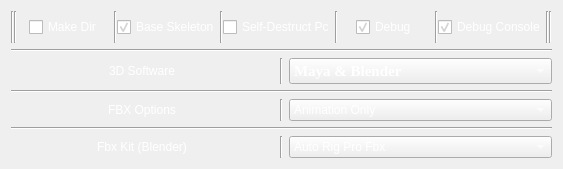
Before: the Qt Designer form src/fbxoptions.ui in leetdvn/LeeAutoExportFBX, drawn with Qt 5.
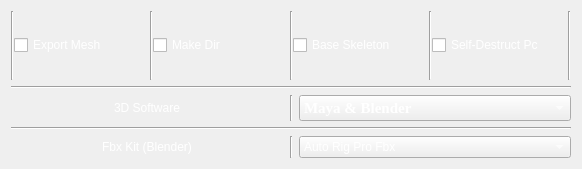
After: the same form once the commit is applied.

Diff of the .ui file:
```diff
--- a/src/fbxoptions.ui
+++ b/src/fbxoptions.ui
@@ -6,60 +6,114 @@
    <rect>
     <x>0</x>
     <y>0</y>
-    <width>563</width>
+    <width>582</width>
     <height>169</height>
    </rect>
   </property>
   <property name="windowTitle">
    <string>Form</string>
   </property>
-  <layout class="QGridLayout" name="gridLayout">
-   <item row="4" column="0">
-    <layout class="QHBoxLayout" name="horizontalLayout_4">
-     <item alignment="Qt::AlignmentFlag::AlignHCenter">
-      <widget class="QLabel" name="label_3">
+  <layout class="QVBoxLayout" name="verticalLayout">
+   <item>
+    <layout class="QHBoxLayout" name="horizontalLayout">
+     <property name="spacing">
+      <number>0</number>
+     </property>
+     <item>
+      <widget class="Line" name="line_9">
+       <property name="orientation">
+        <enum>Qt::Orientation::Vertical</enum>
+       </property>
+      </widget>
+     </item>
+     <item>
+      <widget class="QCheckBox" name="LeeGeometry">
        <property name="styleSheet">
         <string notr="true">font: 700 11pt &quot;Times New Roman&quot;;
 color:rgb(255, 255, 255);</string>
        </property>
        <property name="text">
-        <string>FBX Options</string>
+        <string>Export Mesh</string>
        </property>
       </widget>
      </item>
      <item>
-      <widget class="Line" name="line_12">
+      <widget class="Line" name="line">
        <property name="orientation">
         <enum>Qt::Orientation::Vertical</enum>
        </property>
       </widget>
      </item>
      <item>
-      <widget class="QComboBox" name="MayaFbxOptions">
+      <widget class="QCheckBox" name="makedirBox">
        <property name="styleSheet">
         <string notr="true">font: 700 11pt &quot;Times New Roman&quot;;
 color:rgb(255, 255, 255);</string>
        </property>
-       <item>
-        <property name="text">
-         <string>Animation Only</string>
-        </property>
-       </item>
-       <item>
-        <property name="text">
-         <string>Base Skeleton</string>
-        </property>
-       </item>
-       <item>
-        <property name="text">
-         <string>Base &amp; Animation</string>
-        </property>
-       </item>
+       <property name="text">
+        <string>Make Dir</string>
+       </property>
+      </widget>
+     </item>
+     <item>
+      <widget class="Line" name="line_14">
+       <property name="orientation">
+        <enum>Qt::Orientation::Vertical</enum>
+       </property>
+      </widget>
+     </item>
+     <item>
+      <widget class="QCheckBox" name="EBaseSkeleton">
+       <property name="styleSheet">
+        <string notr="true">font: 700 11pt &quot;Times New Roman&quot;;
+color:rgb(255, 255, 255);</string>
+       </property>
+       <property name="text">
+        <string>Base Skeleton</string>
+       </property>
+       <property name="checked">
+        <bool>false</bool>
+       </property>
+      </widget>
+     </item>
+     <item>
+      <widget class="Line" name="line_8">
+       <property name="orientation">
+        <enum>Qt::Orientation::Vertical</enum>
+       </property>
+      </widget>
+     </item>
+     <item>
+      <widget class="QCheckBox" name="MultiThreadBox">
+       <property name="styleSheet">
+        <string notr="true">font: 700 11pt &quot;Times New Roman&quot;;
+color:rgb(255, 255, 255);</string>
+       </property>
+       <property name="text">
+        <string>Self-Destruct Pc</string>
+       </property>
+       <property name="tristate">
+        <bool>false</bool>
+       </property>
+      </widget>
+     </item>
+     <item>
+      <widget class="Line" name="line_2">
+       <property name="orientation">
+        <enum>Qt::Orientation::Vertical</enum>
+       </property>
       </widget>
      </item>
     </layout>
    </item>
-   <item row="2" column="0">
+   <item>
+    <widget class="Line" name="line_3">
+     <property name="orientation">
+      <enum>Qt::Orientation::Horizontal</enum>
+     </property>
+    </widget>
+   </item>
+   <item>
     <layout class="QHBoxLayout" name="horizontalLayout_2">
      <item alignment="Qt::AlignmentFlag::AlignHCenter">
       <widget class="QLabel" name="label">
@@ -112,7 +166,14 @@
      </item>
     </layout>
    </item>
-   <item row="6" column="0">
+   <item>
+    <widget class="Line" name="line_13">
+     <property name="orientation">
+      <enum>Qt::Orientation::Horizontal</enum>
+     </property>
+    </widget>
+   </item>
+   <item>
     <layout class="QHBoxLayout" name="horizontalLayout_3">
      <item alignment="Qt::AlignmentFlag::AlignHCenter">
       <widget class="QLabel" name="label_2">
@@ -152,171 +213,6 @@
      </item>
     </layout>
    </item>
-   <item row="1" column="0">
-    <widget class="Line" name="line_3">
-     <property name="orientation">
-      <enum>Qt::Orientation::Horizontal</enum>
-     </property>
-    </widget>
-   </item>
-   <item row="5" column="0">
-    <widget class="Line" name="line_4">
-     <property name="orientation">
-      <enum>Qt::Orientation::Horizontal</enum>
-     </property>
-    </widget>
-   </item>
-   <item row="0" column="0">
-    <layout class="QVBoxLayout" name="LeeMassOptionLayout">
-     <property name="spacing">
-      <number>0</number>
-     </property>
-     <item>
-      <layout class="QVBoxLayout" name="verticalLayout">
-       <property name="spacing">
-        <number>0</number>
-       </property>
-       <item>
-        <layout class="QHBoxLayout" name="horizontalLayout">
-         <property name="spacing">
-          <number>0</number>
-         </property>
-         <item>
-          <widget class="Line" name="line_9">
-           <property name="orientation">
-            <enum>Qt::Orientation::Vertical</enum>
-           </property>
-          </widget>
-         </item>
-         <item>
-          <widget class="Line" name="line">
-           <property name="orientation">
-            <enum>Qt::Orientation::Vertical</enum>
-           </property>
-          </widget>
-         </item>
-         <item alignment="Qt::AlignmentFlag::AlignHCenter">
-          <widget class="QCheckBox" name="makedirBox">
-           <property name="styleSheet">
-            <string notr="true">font: 700 11pt &quot;Times New Roman&quot;;
-color:rgb(255, 255, 255);</string>
-           </property>
-           <property name="text">
-            <string>Make Dir</string>
-           </property>
-          </widget>
-         </item>
-         <item>
-          <widget class="Line" name="line_14">
-           <property name="orientation">
-            <enum>Qt::Orientation::Vertical</enum>
-           </property>
-          </widget>
-         </item>
-         <item>
-          <widget class="QCheckBox" name="EBaseSkeleton">
-           <property name="styleSheet">
-            <string notr="true">font: 700 11pt &quot;Times New Roman&quot;;
-color:rgb(255, 255, 255);</string>
-           </property>
-           <property name="text">
-            <string>Base Skeleton</string>
-           </property>
-           <property name="checked">
-            <bool>true</bool>
-           </property>
-          </widget>
-         </item>
-         <item>
-          <widget class="Line" name="line_8">
-           <property name="orientation">
-            <enum>Qt::Orientation::Vertical</enum>
-           </property>
-          </widget>
-         </item>
-         <item alignment="Qt::AlignmentFlag::AlignHCenter">
-          <widget class="QCheckBox" name="MultiThreadBox">
-           <property name="styleSheet">
-            <string notr="true">font: 700 11pt &quot;Times New Roman&quot;;
-color:rgb(255, 255, 255);</string>
-           </property>
-           <property name="text">
-            <string>Self-Destruct Pc</string>
-           </property>
-           <property name="tristate">
-            <bool>false</bool>
-           </property>
-          </widget>
-         </item>
-         <item>
-          <widget class="Line" name="line_2">
-           <property name="orientation">
-            <enum>Qt::Orientation::Vertical</enum>
-           </property>
-          </widget>
-         </item>
-         <item alignment="Qt::AlignmentFlag::AlignHCenter">
-          <widget class="QCheckBox" name="DebugBox">
-           <property name="styleSheet">
-            <string notr="true">font: 700 11pt &quot;Times New Roman&quot;;
-color:rgb(255, 255, 255);</string>
-           </property>
-           <property name="text">
-            <string>Debug</string>
-           </property>
-           <property name="checked">
-            <bool>true</bool>
-           </property>
-          </widget>
-         </item>
-         <item>
-          <widget class="Line" name="line_7">
-           <property name="orientation">
-            <enum>Qt::Orientation::Vertical</enum>
-           </property>
-          </widget>
-         </item>
-         <item>
-          <widget class="QCheckBox" name="DebugConsole">
-           <property name="styleSheet">
-            <string notr="true">font: 700 11pt &quot;Times New Roman&quot;;
-color:rgb(255, 255, 255);</string>
-           </property>
-           <property name="text">
-            <string>Debug Console</string>
-           </property>
-           <property name="checked">
-            <bool>true</bool>
-           </property>
-          </widget>
-         </item>
-         <item>
-          <widget class="Line" name="line_11">
-           <property name="orientation">
-            <enum>Qt::Orientation::Vertical</enum>
-           </property>
-          </widget>
-         </item>
-         <item>
-          <widget class="Line" name="line_10">
-           <property name="orientation">
-            <enum>Qt::Orientation::Vertical</enum>
-           </property>
-          </widget>
-         </item>
-        </layout>
-       </item>
-      </layout>
-     </item>
-    </layout>
-   </item>
-   <item row="3" column="0">
-    <widget class="Line" name="line_13">
-     <property name="orientation">
-      <enum>Qt::Orientation::Horizontal</enum>
-     </property>
-    </widget>
-   </item>
   </layout>
  </widget>
  <resources/>
```
